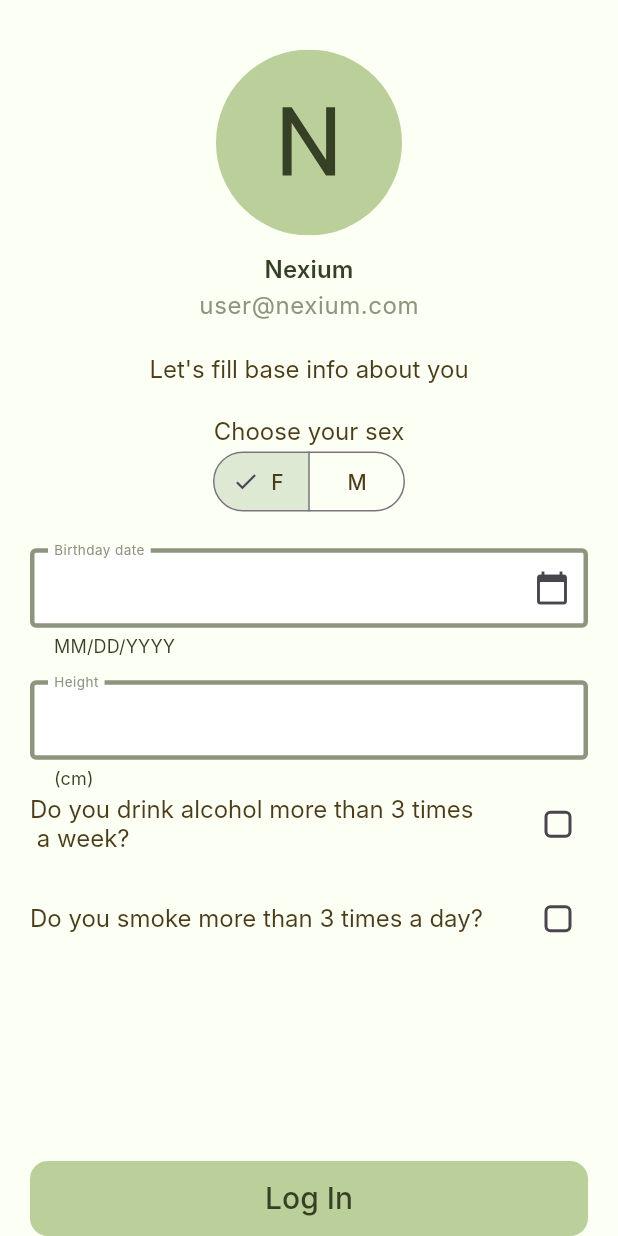
After one commit to dariythe6th/HealthTechApp, a Flutter app: the FormScreen screen opened by its route, on a phone screen of 412 x 824 dp. The commit adds this screen. Run offline on Flutter 3.47's test engine with Material 3 defaults, Android fonts, the phone set to English and light mode, and no system bars; our stand-ins replace auto_route, flutter_svg, get_it, talker_flutter; generated files the repository leaves out were written again; Roboto replaces fonts that are missing (Inter).

Commit message:
added formScreen, PrimaryElevatedButton, CustomTextfield, GenderSelection

```diff
--- /dev/null
+++ b/HealthTechApp/frontend-flutter/lib/ config/format/text_date_format.dart
@@ -0,0 +1,26 @@
+import 'package:flutter/material.dart';
+import 'package:flutter/services.dart';
+
+class DateInputFormatter extends TextInputFormatter {
+  @override
+  TextEditingValue formatEditUpdate(
+    TextEditingValue oldValue,
+    TextEditingValue newValue,
+  ) {
+    final text = newValue.text;
+
+    final digitsOnly = text.replaceAll(RegExp(r'[^0-9]'), '');
+
+    String formatted = '';
+    for (int i = 0; i < digitsOnly.length; i++) {
+      if (i == 2 || i == 4) {
+        formatted += '/';
+      }
+      formatted += digitsOnly[i];
+    }
+    return TextEditingValue(
+      text: formatted,
+      selection: TextSelection.collapsed(offset: formatted.length),
+    );
+  }
+}
--- a/HealthTechApp/frontend-flutter/lib/ config/router/router.dart
+++ b/HealthTechApp/frontend-flutter/lib/ config/router/router.dart
@@ -6,6 +6,7 @@ class AppRouter extends RootStackRouter {
   @override
   @override
   List<AutoRoute> get routes => [
+    AutoRoute(page: FormRoute.page, path: '/form'),
     AutoRoute(page: LogInRoute.page, path: '/'),
     AutoRoute(page: SignUpRoute.page, path: '/signUp'),
   ];
--- a/HealthTechApp/frontend-flutter/lib/ config/theme/theme.dart
+++ b/HealthTechApp/frontend-flutter/lib/ config/theme/theme.dart
@@ -28,10 +28,60 @@ final theme = ThemeData(
       fontWeight: FontWeight.w400,
     ),
     labelSmall: TextStyle(
+      fontSize: 12,
+      fontWeight: FontWeight.w400,
+      fontFamily: 'Inter',
+      color: Color(0xFFE8D957E),
+      letterSpacing: 0.4,
+    ),
+    labelMedium: TextStyle(
       fontSize: 14,
       fontWeight: FontWeight.w400,
       fontFamily: 'Inter',
       color: Color(0xFFE8D957E),
     ),
+    labelLarge: TextStyle(
+      fontSize: 16,
+      fontWeight: FontWeight.w600,
+      fontFamily: 'Inter',
+      color: Color(0xFF364025),
+    ),
+    displayMedium: TextStyle(
+      fontSize: 16,
+      fontFamily: 'Inter',
+      color: Color(0xFF4B3D1A),
+      fontWeight: FontWeight.w400,
+    ),
+    displaySmall: TextStyle(
+      fontSize: 14,
+      fontFamily: 'Inter',
+      color: Color(0xFF4B3D1A),
+      fontWeight: FontWeight.w500,
+    ),
+  ),
+  elevatedButtonTheme: ElevatedButtonThemeData(
+    style: ButtonStyle(
+      backgroundColor: WidgetStatePropertyAll(Colors.transparent),
+      shadowColor: MaterialStatePropertyAll(Colors.transparent),
+      padding: MaterialStatePropertyAll(EdgeInsets.zero),
+      shape: MaterialStatePropertyAll(
+        RoundedRectangleBorder(borderRadius: BorderRadius.circular(12)),
+      ),
+    ),
+  ),
+  segmentedButtonTheme: SegmentedButtonThemeData(
+    style: ButtonStyle(
+      padding: WidgetStatePropertyAll(
+        EdgeInsets.symmetric(vertical: 10, horizontal: 22.5),
+      ),
+      minimumSize: WidgetStatePropertyAll(Size(79.5, 40)),
+      backgroundColor: MaterialStateProperty.resolveWith<Color?>((
+        Set<MaterialState> states,
+      ) {
+        if (states.contains(MaterialState.selected)) {
+          return Color(0xFFDEE9D3);
+        }
+      }),
+    ),
   ),
 );
--- /dev/null
+++ b/HealthTechApp/frontend-flutter/lib/ config/theme/widgets/primary_elevated_button.dart
@@ -0,0 +1,26 @@
+import 'package:flutter/material.dart';
+
+class PrimaryElevatedButton extends StatelessWidget {
+  const PrimaryElevatedButton({super.key, required this.text, this.onPressed});
+
+  final String text;
+  final VoidCallback? onPressed;
+
+  @override
+  Widget build(BuildContext context) {
+    return ElevatedButton(
+      onPressed: onPressed,
+      child: Ink(
+        decoration: BoxDecoration(
+          borderRadius: BorderRadius.circular(12),
+          color: Color(0xFFBBCF9A),
+        ),
+        child: Container(
+          height: 50,
+          alignment: Alignment.center,
+          child: Text(text, style: Theme.of(context).textTheme.headlineMedium),
+        ),
+      ),
+    );
+  }
+}
--- a/HealthTechApp/frontend-flutter/lib/features/auth/presentation/pages/log_in_screen.dart
+++ b/HealthTechApp/frontend-flutter/lib/features/auth/presentation/pages/log_in_screen.dart
@@ -1,7 +1,7 @@
 import 'package:auto_route/auto_route.dart';
 import 'package:flutter/material.dart';
 import 'package:get_it/get_it.dart';
-import 'package:health_app/features/auth/presentation/widgets/elevated_button.dart';
+import 'package:health_app/%20config/theme/widgets/primary_elevated_button.dart';
 import 'package:health_app/features/auth/presentation/widgets/form_log_in.dart';
 import 'package:health_app/%20config/router/router.gr.dart';
 import 'package:talker_flutter/talker_flutter.dart';
@@ -135,7 +135,7 @@ class _LogInScreenViewState extends State<LogInScreen> {
               ),
 
               const SizedBox(height: 23),
-              ElevatedButtonWidget(
+              PrimaryElevatedButton(
                 text: 'Log In',
                 onPressed: _isChecked
                     ? _onLoginPressed
--- a/HealthTechApp/frontend-flutter/lib/features/auth/presentation/pages/sign_up_screen.dart
+++ b/HealthTechApp/frontend-flutter/lib/features/auth/presentation/pages/sign_up_screen.dart
@@ -1,7 +1,7 @@
 import 'package:auto_route/auto_route.dart';
 import 'package:flutter/material.dart';
 import 'package:get_it/get_it.dart';
-import 'package:health_app/features/auth/presentation/widgets/elevated_button.dart';
+import 'package:health_app/%20config/theme/widgets/primary_elevated_button.dart';
 import 'package:health_app/features/auth/presentation/widgets/form_sign_up.dart';
 import 'package:health_app/%20config/router/router.gr.dart';
 import 'package:talker_flutter/talker_flutter.dart';
@@ -58,8 +58,8 @@ class _SignUpScreenViewState extends State<SignUpScreen> {
     await Future.delayed(const Duration(seconds: 1));
     GetIt.I<Talker>().debug('Форма валидна, можно отправлять данные');
 
-    // if (!mounted) return;
-    // context.router.replace(HomeRoute());
+    if (!mounted) return;
+    context.router.replace(FormRoute());
   }
 
   @override
@@ -110,7 +110,7 @@ class _SignUpScreenViewState extends State<SignUpScreen> {
                 const SizedBox(height: 23),
                 _isLoading
                     ? const Center(child: CircularProgressIndicator())
-                    : ElevatedButtonWidget(
+                    : PrimaryElevatedButton(
                         text: 'Sign Up',
                         onPressed: _onSignUpPressed,
                       ),
--- a/HealthTechApp/frontend-flutter/lib/features/auth/presentation/widgets/elevated_button.dart
+++ /dev/null
@@ -1,39 +0,0 @@
-import 'package:flutter/material.dart';
-
-class ElevatedButtonWidget extends StatefulWidget {
-  const ElevatedButtonWidget({super.key, required this.text, this.onPressed});
-
-  final String text;
-  final VoidCallback? onPressed;
-
-  @override
-  State<ElevatedButtonWidget> createState() => _ElevatedButtonWidgetState();
-}
-
-class _ElevatedButtonWidgetState extends State<ElevatedButtonWidget> {
-  @override
-  Widget build(BuildContext context) {
-    return ElevatedButton(
-      style: ButtonStyle(
-        backgroundColor: WidgetStatePropertyAll(Colors.transparent),
-        shadowColor: WidgetStatePropertyAll(Colors.transparent),
-        padding: WidgetStatePropertyAll(EdgeInsets.zero),
-      ),
-      onPressed: widget.onPressed,
-      child: Ink(
-        decoration: BoxDecoration(
-          borderRadius: BorderRadius.circular(12),
-          color: Color(0xFFBBCF9A),
-        ),
-        child: Container(
-          height: 50,
-          alignment: Alignment.center,
-          child: Text(
-            widget.text,
-            style: Theme.of(context).textTheme.headlineMedium,
-          ),
-        ),
-      ),
-    );
-  }
-}
--- a/HealthTechApp/frontend-flutter/lib/features/auth/presentation/widgets/text_field.dart
+++ b/HealthTechApp/frontend-flutter/lib/features/auth/presentation/widgets/text_field.dart
@@ -49,7 +49,7 @@ class _TextFieldWidgetState extends State<TextFieldWidget> {
             : AutovalidateMode.disabled,
         validator: widget.validator,
         focusNode: widget.focusNode,
-        style: Theme.of(context).textTheme.labelSmall,
+        style: Theme.of(context).textTheme.labelMedium,
         cursorHeight: 15,
         controller: widget.controller,
         keyboardType: widget.textInputType,
--- /dev/null
+++ b/HealthTechApp/frontend-flutter/lib/features/form/presentation/pages/form_screen.dart
@@ -0,0 +1,209 @@
+import 'package:auto_route/auto_route.dart';
+import 'package:flutter/material.dart';
+import 'package:flutter/services.dart';
+import 'package:flutter_svg/svg.dart';
+import 'package:get_it/get_it.dart';
+import 'package:health_app/%20config/format/text_date_format.dart';
+import 'package:health_app/%20config/theme/widgets/primary_elevated_button.dart';
+import 'package:health_app/features/form/presentation/widgets/custom_textfield.dart';
+import 'package:health_app/features/form/presentation/widgets/gender_selection.dart';
+import 'package:talker_flutter/talker_flutter.dart';
+
+@RoutePage()
+class FormScreen extends StatefulWidget {
+  const FormScreen({super.key});
+
+  @override
+  State<FormScreen> createState() => _FormScreenState();
+}
+
+class _FormScreenState extends State<FormScreen> {
+  Set<String> _selected = {'F'};
+  final TextEditingController dateController = TextEditingController();
+  final TextEditingController heightController = TextEditingController();
+  bool _isChecked = false;
+  bool _isCheckedSmoke = false;
+  bool _isLoading = false;
+  bool _autoValidate = false;
+  final _formKey = GlobalKey<FormState>();
+
+  void updateSelected(Set<String> newSelection) {
+    setState(() {
+      _selected = newSelection;
+    });
+  }
+
+  void _onLoginPressed() async {
+    setState(() {
+      _autoValidate = true;
+    });
+
+    final isValid = _formKey.currentState?.validate() ?? false;
+    if (!isValid) {
+      setState(() {
+        _isLoading = false;
+      });
+      return;
+    }
+
+    // Заглушка — логика авторизации
+    await Future.delayed(const Duration(seconds: 1));
+
+    GetIt.I<Talker>().debug('Форма валидна, можно отправлять данные');
+
+    // Переход на HomeRoute (замени на нужный экран)
+    // if (context.mounted) {
+    //   context.router.replace(HomeRoute());
+    // }
+  }
+
+  @override
+  Widget build(BuildContext context) {
+    return Scaffold(
+      body: SafeArea(
+        child: Padding(
+          padding: const EdgeInsets.symmetric(horizontal: 20),
+          child: Center(
+            child: Column(
+              mainAxisAlignment: MainAxisAlignment.start,
+              crossAxisAlignment: CrossAxisAlignment.center,
+              children: [
+                SizedBox(height: 33),
+                SvgPicture.asset(
+                  'assets/Generic_avatar.svg',
+                  width: 124,
+                  height: 124,
+                ),
+                SizedBox(height: 11),
+                Text('Nexium', style: Theme.of(context).textTheme.labelLarge),
+                SizedBox(height: 2),
+                Text(
+                  'user@nexium.com',
+                  style: Theme.of(context).textTheme.bodySmall,
+                ),
+                SizedBox(height: 23),
+                Text(
+                  'Let\'s fill base info about you',
+                  style: Theme.of(context).textTheme.displayMedium,
+                ),
+                SizedBox(height: 22),
+                Text(
+                  'Choose your sex',
+                  style: Theme.of(context).textTheme.displayMedium,
+                ),
+                GenderSelection(
+                  selected: _selected,
+                  onSelectionChanged: updateSelected,
+                ),
+                SizedBox(height: 20.5),
+                CustomTextfield(
+                  dateController: dateController,
+                  inputFormatters: [
+                    DateInputFormatter(),
+                    FilteringTextInputFormatter.allow(RegExp(r'[0-9/]')),
+                    LengthLimitingTextInputFormatter(10),
+                  ],
+                  keyboardType: TextInputType.datetime,
+                  labelText: 'Birthday date',
+                  helperText: 'MM/DD/YYYY',
+                  sufficbutton: IconButton(
+                    onPressed: () async {
+                      DateTime? pickedDate = await showDatePicker(
+                        context: context,
+                        initialDate: DateTime.now(),
+                        firstDate: DateTime(1900),
+                        lastDate: DateTime(2101),
+                      );
+                      if (pickedDate != null) {
+                        setState(() {
+                          dateController.text =
+                              "${pickedDate.month.toString().padLeft(2, '0')}/${pickedDate.day.toString().padLeft(2, '0')}/${pickedDate.year}";
+                        });
+                      }
+                    },
+                    icon: const Icon(Icons.calendar_today),
+                  ),
+                ),
+
+                SizedBox(height: 14),
+                CustomTextfield(
+                  dateController: heightController,
+                  inputFormatters: [
+                    FilteringTextInputFormatter.allow(RegExp(r'[0-9]')),
+                    LengthLimitingTextInputFormatter(3),
+                  ],
+                  keyboardType: TextInputType.number,
+                  labelText: 'Height',
+                  helperText: '(cm)',
+                ),
+                SizedBox(height: 2),
+                Row(
+                  mainAxisAlignment: MainAxisAlignment.spaceBetween,
+                  children: [
+                    Text(
+                      'Do you drink alcohol more than 3 times \n a week?',
+                      style: Theme.of(context).textTheme.displayMedium,
+                    ),
+                    SizedBox(width: 4),
+                    Checkbox(
+                      value: _isChecked,
+                      onChanged: (value) {
+                        setState(() {
+                          _isChecked = value ?? false;
+                        });
+                      },
+                      checkColor: Color(0xFFFCFFF3),
+                      activeColor: Color(0xFF8D957E),
+                      shape: RoundedRectangleBorder(
+                        borderRadius: BorderRadius.circular(4),
+                      ),
+                      materialTapTargetSize: MaterialTapTargetSize.shrinkWrap,
+                    ),
+                  ],
+                ),
+                SizedBox(height: 23),
+                Row(
+                  mainAxisAlignment: MainAxisAlignment.spaceBetween,
+                  children: [
+                    Text(
+                      'Do you smoke more than 3 times a day?',
+                      style: Theme.of(context).textTheme.displayMedium,
+                    ),
+                    SizedBox(width: 4),
+                    Checkbox(
+                      value: _isCheckedSmoke,
+                      onChanged: (value) {
+                        setState(() {
+                          _isCheckedSmoke = value ?? false;
+                        });
+                      },
+                      checkColor: Color(0xFFFCFFF3),
+                      activeColor: Color(0xFF8D957E),
+                      shape: RoundedRectangleBorder(
+                        borderRadius: BorderRadius.circular(4),
+                      ),
+                      materialTapTargetSize: MaterialTapTargetSize.shrinkWrap,
+                    ),
+                  ],
+                ),
+                Spacer(),
+                PrimaryElevatedButton(
+                  text: 'Log In',
+                  onPressed: _isChecked
+                      ? _onLoginPressed
+                      : () {
+                          ScaffoldMessenger.of(context).showSnackBar(
+                            SnackBar(
+                              content: Text('Please agree to our terms'),
+                            ),
+                          );
+                        },
+                ),
+              ],
+            ),
+          ),
+        ),
+      ),
+    );
+  }
+}
--- /dev/null
+++ b/HealthTechApp/frontend-flutter/lib/features/form/presentation/widgets/custom_textfield.dart
@@ -0,0 +1,62 @@
+// ignore_for_file: public_member_api_docs, sort_constructors_first
+import 'package:flutter/material.dart';
+import 'package:flutter/services.dart';
+
+class CustomTextfield extends StatefulWidget {
+  CustomTextfield({
+    Key? key,
+    required this.dateController,
+    required this.inputFormatters,
+    required this.keyboardType,
+    required this.labelText,
+    required this.helperText,
+    this.sufficbutton,
+  }) : super(key: key);
+
+  @override
+  State<CustomTextfield> createState() => _CustomTextfieldState();
+  final TextEditingController dateController;
+  final List<TextInputFormatter> inputFormatters;
+  final TextInputType keyboardType;
+  final String labelText;
+  final String helperText;
+  final IconButton? sufficbutton;
+}
+
+class _CustomTextfieldState extends State<CustomTextfield> {
+  @override
+  Widget build(BuildContext context) {
+    return TextField(
+      controller: widget.dateController,
+      style: Theme.of(
+        context,
+      ).textTheme.headlineSmall!.copyWith(fontWeight: FontWeight.w400),
+      decoration: InputDecoration(
+        border: OutlineInputBorder(
+          borderRadius: BorderRadius.circular(4),
+          borderSide: BorderSide(color: Color(0XFF8D957E), width: 3),
+        ),
+        enabledBorder: OutlineInputBorder(
+          borderRadius: BorderRadius.circular(4),
+          borderSide: const BorderSide(color: Color(0XFF8D957E), width: 3),
+        ),
+        focusedBorder: OutlineInputBorder(
+          borderRadius: BorderRadius.circular(4),
+          borderSide: const BorderSide(color: Color(0XFF8D957E), width: 3),
+        ),
+        floatingLabelBehavior: FloatingLabelBehavior.always,
+        fillColor: Color(0XFFFFFFFF),
+        filled: true,
+        labelText: widget.labelText,
+        helperText: widget.helperText,
+        helperStyle: Theme.of(
+          context,
+        ).textTheme.titleSmall!.copyWith(fontSize: 12),
+        labelStyle: Theme.of(context).textTheme.labelSmall,
+        suffixIcon: widget.sufficbutton,
+      ),
+      keyboardType: widget.keyboardType,
+      inputFormatters: widget.inputFormatters,
+    );
+  }
+}
--- /dev/null
+++ b/HealthTechApp/frontend-flutter/lib/features/form/presentation/widgets/gender_selection.dart
@@ -0,0 +1,30 @@
+import 'package:flutter/material.dart';
+
+class GenderSelection extends StatelessWidget {
+  final Set<String> selected;
+  final ValueChanged<Set<String>> onSelectionChanged;
+
+  const GenderSelection({
+    Key? key,
+    required this.selected,
+    required this.onSelectionChanged,
+  }) : super(key: key);
+
+  @override
+  Widget build(BuildContext context) {
+    return SegmentedButton<String>(
+      segments: [
+        ButtonSegment(
+          value: 'F',
+          label: Text('F', style: Theme.of(context).textTheme.displaySmall),
+        ),
+        ButtonSegment(
+          value: 'M',
+          label: Text('M', style: Theme.of(context).textTheme.displaySmall),
+        ),
+      ],
+      selected: selected,
+      onSelectionChanged: onSelectionChanged,
+    );
+  }
+}
--- a/HealthTechApp/frontend-flutter/pubspec.yaml
+++ b/HealthTechApp/frontend-flutter/pubspec.yaml
@@ -82,6 +82,7 @@ flutter:
   # To add assets to your application, add an assets section, like this:
   assets:
     - assets/Activity.svg
+    - assets/Generic_avatar.svg
 
   # An image asset can refer to one or more resolution-specific "variants", see
   # https://flutter.dev/to/resolution-aware-images
```
Also changed, not shown: HealthTechApp/frontend-flutter/assets/Generic_avatar.svg (added), HealthTechApp/frontend-flutter/lib/ config/router/router.gr.dart.
